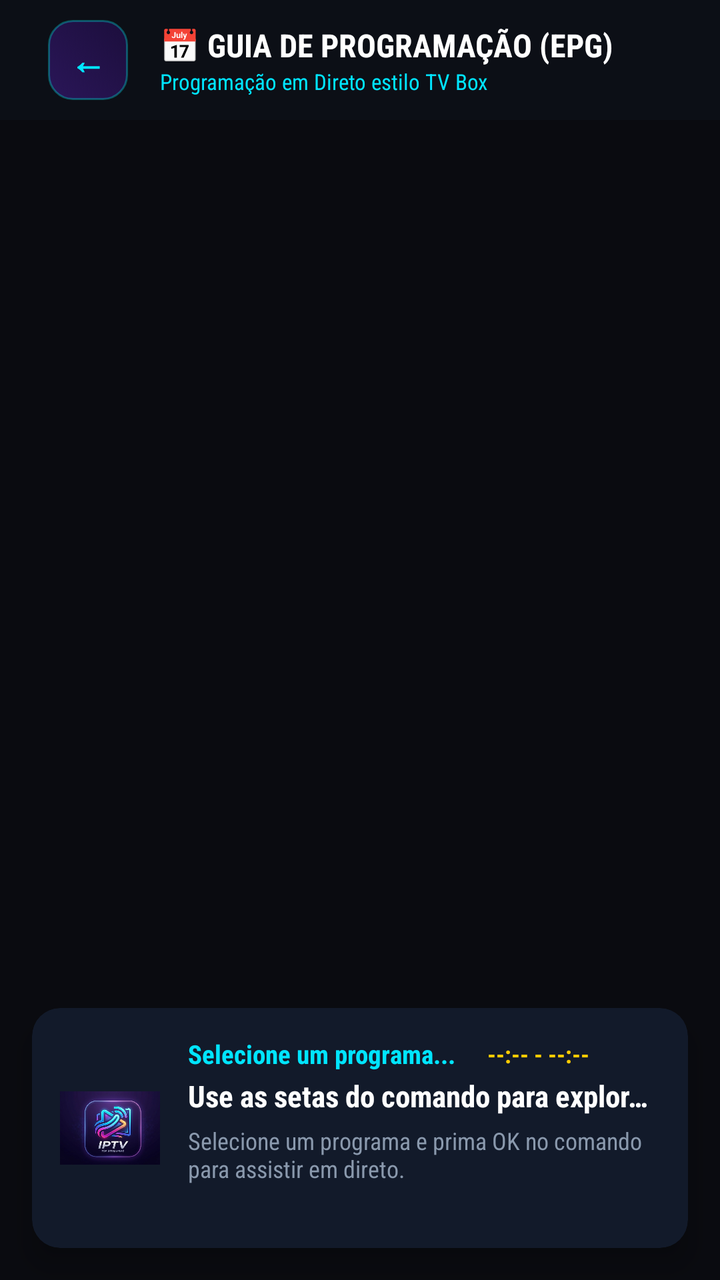
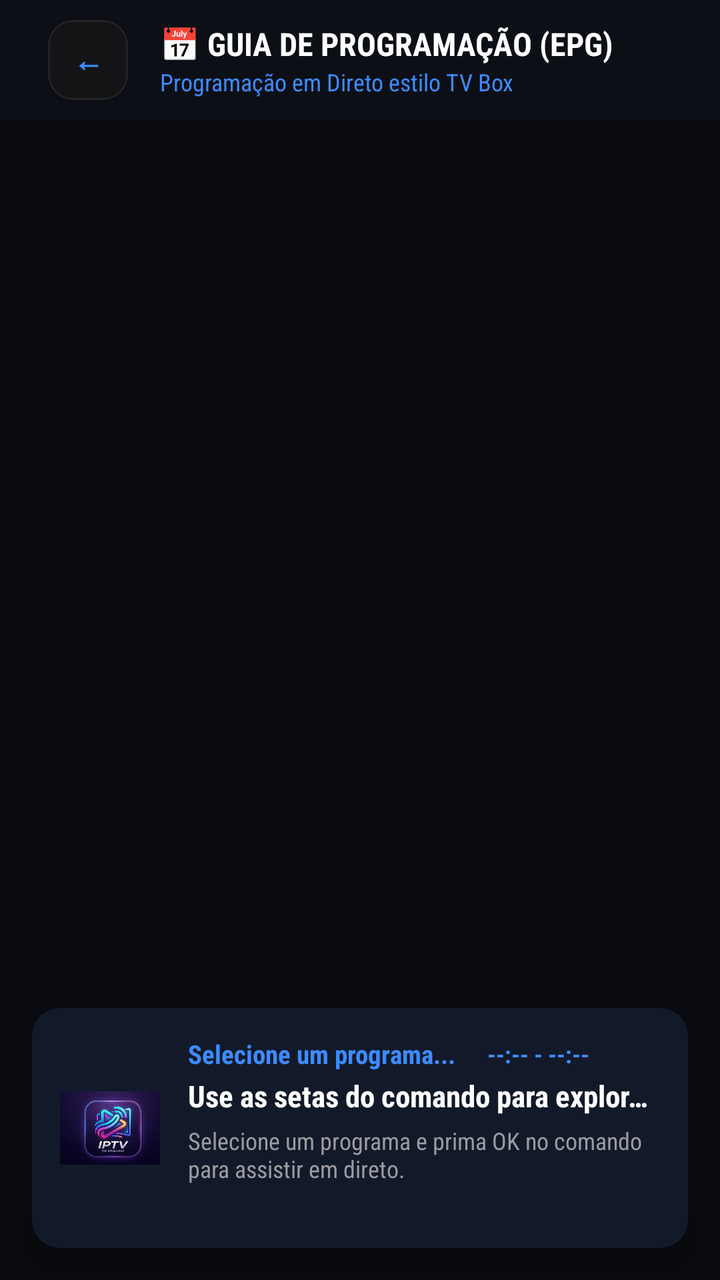

Screens rendered from an Android XML layout before and after an edit, with the pre-edit source and the edit as a unified diff.
<!-- AndroidManifest.xml: activity theme AppTheme -->
<!-- res/layout/activity_epg_grid.xml -->
<?xml version="1.0" encoding="utf-8"?>
<androidx.constraintlayout.widget.ConstraintLayout xmlns:android="http://schemas.android.com/apk/res/android"
    xmlns:app="http://schemas.android.com/apk/res-auto"
    xmlns:tools="http://schemas.android.com/tools"
    android:layout_width="match_parent"
    android:layout_height="match_parent"
    android:background="#0A0B10"
    tools:context=".EpgGridActivity">

    
    <RelativeLayout
        android:id="@+id/headerBar"
        android:layout_width="match_parent"
        android:layout_height="60dp"
        android:paddingHorizontal="24dp"
        android:background="#66101420"
        app:layout_constraintTop_toTopOf="parent"
        app:layout_constraintStart_toStartOf="parent"
        app:layout_constraintEnd_toEndOf="parent">

        <Button
            android:id="@+id/btnBack"
            android:layout_width="40dp"
            android:layout_height="40dp"
            android:layout_centerVertical="true"
            android:background="@drawable/bg_button_neon"
            android:text="←"
            android:textColor="#00E5FF"
            android:textSize="18sp"
            android:textStyle="bold" />

        <LinearLayout
            android:layout_width="wrap_content"
            android:layout_height="wrap_content"
            android:layout_toEndOf="@id/btnBack"
            android:layout_centerVertical="true"
            android:layout_marginStart="16dp"
            android:orientation="vertical">

            <TextView
                android:layout_width="wrap_content"
                android:layout_height="wrap_content"
                android:text="📅 GUIA DE PROGRAMAÇÃO (EPG)"
                android:textColor="@color/text_primary"
                android:textSize="16sp"
                android:textStyle="bold" />

            <TextView
                android:id="@+id/tvEpgSub"
                android:layout_width="wrap_content"
                android:layout_height="wrap_content"
                android:text="Programação em Direto estilo TV Box"
                android:textColor="#00E5FF"
                android:textSize="11sp" />
        </LinearLayout>

        <ProgressBar
            android:id="@+id/pbEpgLoading"
            android:layout_width="32dp"
            android:layout_height="32dp"
            android:layout_alignParentEnd="true"
            android:layout_centerVertical="true"
            android:indeterminateTint="#00E5FF"
            android:visibility="gone" />
    </RelativeLayout>

    
    <androidx.recyclerview.widget.RecyclerView
        android:id="@+id/rvEpgGrid"
        android:layout_width="match_parent"
        android:layout_height="0dp"
        android:padding="16dp"
        app:layout_constraintTop_toBottomOf="@id/headerBar"
        app:layout_constraintBottom_toTopOf="@id/cardProgramInfo"
        app:layout_constraintStart_toStartOf="parent"
        app:layout_constraintEnd_toEndOf="parent" />

    
    <androidx.cardview.widget.CardView
        android:id="@+id/cardProgramInfo"
        android:layout_width="match_parent"
        android:layout_height="120dp"
        android:layout_margin="16dp"
        app:cardCornerRadius="14dp"
        app:cardBackgroundColor="#121A2A"
        app:cardElevation="8dp"
        app:layout_constraintBottom_toBottomOf="parent"
        app:layout_constraintStart_toStartOf="parent"
        app:layout_constraintEnd_toEndOf="parent">

        <RelativeLayout
            android:layout_width="match_parent"
            android:layout_height="match_parent"
            android:padding="14dp">

            <ImageView
                android:id="@+id/ivInfoChannelIcon"
                android:layout_width="50dp"
                android:layout_height="50dp"
                android:layout_alignParentStart="true"
                android:layout_centerVertical="true"
                android:scaleType="fitCenter"
                android:src="@drawable/logo" />

            <LinearLayout
                android:layout_width="match_parent"
                android:layout_height="wrap_content"
                android:layout_toEndOf="@id/ivInfoChannelIcon"
                android:layout_marginStart="14dp"
                android:orientation="vertical">

                <LinearLayout
                    android:layout_width="match_parent"
                    android:layout_height="wrap_content"
                    android:orientation="horizontal"
                    android:gravity="center_vertical">

                    <TextView
                        android:id="@+id/tvInfoChannelName"
                        android:layout_width="wrap_content"
                        android:layout_height="wrap_content"
                        android:text="Selecione um programa..."
                        android:textColor="#00E5FF"
                        android:textSize="13sp"
                        android:textStyle="bold" />

                    <TextView
                        android:id="@+id/tvInfoTime"
                        android:layout_width="wrap_content"
                        android:layout_height="wrap_content"
                        android:layout_marginStart="16dp"
                        android:text="--:-- - --:--"
                        android:textColor="#FFCC00"
                        android:textSize="12sp"
                        android:textStyle="bold" />
                </LinearLayout>

                <TextView
                    android:id="@+id/tvInfoProgramTitle"
                    android:layout_width="match_parent"
                    android:layout_height="wrap_content"
                    android:layout_marginTop="2dp"
                    android:text="Use as setas do comando para explorar a programação"
                    android:textColor="@color/text_primary"
                    android:textSize="15sp"
                    android:textStyle="bold"
                    android:ellipsize="end"
                    android:maxLines="1" />

                <TextView
                    android:id="@+id/tvInfoProgramDesc"
                    android:layout_width="match_parent"
                    android:layout_height="wrap_content"
                    android:layout_marginTop="4dp"
                    android:text="Selecione um programa e prima OK no comando para assistir em direto."
                    android:textColor="#8A99AD"
                    android:textSize="12sp"
                    android:ellipsize="end"
                    android:maxLines="2" />
            </LinearLayout>
        </RelativeLayout>
    </androidx.cardview.widget.CardView>

</androidx.constraintlayout.widget.ConstraintLayout>
<!-- resources referenced by this layout -->
<resources>
  <color name="text_primary">#FFFFFF</color>
  <!-- drawable bg_button_neon (drawable) -->
  <?xml version="1.0" encoding="utf-8"?>
  <selector xmlns:android="http://schemas.android.com/apk/res/android">
      <item android:state_focused="true">
          <shape android:shape="rectangle">
              <solid android:color="#8000FFFF"/>
              <corners android:radius="12dp"/>
              <stroke android:width="4dp" android:color="#FFFFFF"/>
          </shape>
      </item>
      <item>
          <shape android:shape="rectangle">
              <gradient android:startColor="#2A1658" android:endColor="#1C0E3C" android:angle="45"/>
              <corners android:radius="12dp"/>
              <stroke android:width="1dp" android:color="#4D00FFFF"/>
          </shape>
      </item>
  </selector>
  <!-- drawable logo: png bitmap (drawable, 182814 bytes) -->
  <style name="AppTheme" parent="Theme.AppCompat.NoActionBar">
          <item name="android:fontFamily">sans-serif-condensed</item>
          <item name="android:windowAnimationStyle">@style/AppWindowTransition</item>
          <item name="android:windowBackground">@color/bg_primary</item>
          <item name="colorPrimary">@color/bg_elevated</item>
          <item name="colorPrimaryDark">@color/bg_primary</item>
          <item name="colorAccent">@color/accent</item>
          <item name="android:textColorPrimary">@color/text_primary</item>
          <item name="android:textColorSecondary">@color/text_secondary</item>
      </style>
  <style name="AppWindowTransition" parent="android:Animation.Activity">
          <item name="android:activityOpenEnterAnimation">@anim/fade_in</item>
          <item name="android:activityOpenExitAnimation">@anim/fade_out</item>
          <item name="android:activityCloseEnterAnimation">@anim/fade_in</item>
          <item name="android:activityCloseExitAnimation">@anim/fade_out</item>
      </style>
  <color name="bg_primary">#0B0B0D</color>
  <color name="bg_elevated">#1A1A1C</color>
  <color name="accent">#3D8BFF</color>
  <color name="text_secondary">#9B9BA1</color>
</resources>

<!-- the commit's change to res/layout/activity_epg_grid.xml (unified diff, before → after) -->
@@ -25,8 +25,8 @@
             android:layout_centerVertical="true"
             android:background="@drawable/bg_button_neon"
             android:text="←"
-            android:textColor="#00E5FF"
-            android:textSize="18sp"
+            android:textColor="@color/accent"
+            android:textSize="@dimen/text_body"
             android:textStyle="bold" />
 
         <LinearLayout
@@ -42,7 +42,7 @@
                 android:layout_height="wrap_content"
                 android:text="📅 GUIA DE PROGRAMAÇÃO (EPG)"
                 android:textColor="@color/text_primary"
-                android:textSize="16sp"
+                android:textSize="@dimen/text_item"
                 android:textStyle="bold" />
 
             <TextView
@@ -50,8 +50,8 @@
                 android:layout_width="wrap_content"
                 android:layout_height="wrap_content"
                 android:text="Programação em Direto estilo TV Box"
-                android:textColor="#00E5FF"
-                android:textSize="11sp" />
+                android:textColor="@color/accent"
+                android:textSize="@dimen/text_label" />
         </LinearLayout>
 
         <ProgressBar
@@ -60,7 +60,7 @@
             android:layout_height="32dp"
             android:layout_alignParentEnd="true"
             android:layout_centerVertical="true"
-            android:indeterminateTint="#00E5FF"
+            android:indeterminateTint="@color/accent"
             android:visibility="gone" />
     </RelativeLayout>
 
@@ -120,8 +120,8 @@
                         android:layout_width="wrap_content"
                         android:layout_height="wrap_content"
                         android:text="Selecione um programa..."
-                        android:textColor="#00E5FF"
-                        android:textSize="13sp"
+                        android:textColor="@color/accent"
+                        android:textSize="@dimen/text_meta"
                         android:textStyle="bold" />
 
                     <TextView
@@ -130,8 +130,8 @@
                         android:layout_height="wrap_content"
                         android:layout_marginStart="16dp"
                         android:text="--:-- - --:--"
-                        android:textColor="#FFCC00"
-                        android:textSize="12sp"
+                        android:textColor="@color/accent"
+                        android:textSize="@dimen/text_label"
                         android:textStyle="bold" />
                 </LinearLayout>
 
@@ -142,7 +142,7 @@
                     android:layout_marginTop="2dp"
                     android:text="Use as setas do comando para explorar a programação"
                     android:textColor="@color/text_primary"
-                    android:textSize="15sp"
+                    android:textSize="@dimen/text_body"
                     android:textStyle="bold"
                     android:ellipsize="end"
                     android:maxLines="1" />
@@ -153,8 +153,8 @@
                     android:layout_height="wrap_content"
                     android:layout_marginTop="4dp"
                     android:text="Selecione um programa e prima OK no comando para assistir em direto."
-                    android:textColor="#8A99AD"
-                    android:textSize="12sp"
+                    android:textColor="@color/text_secondary"
+                    android:textSize="@dimen/text_label"
                     android:ellipsize="end"
                     android:maxLines="2" />
             </LinearLayout>
<!-- resource entries referenced after the edit -->
@@ -6,16 +6,16 @@
   <selector xmlns:android="http://schemas.android.com/apk/res/android">
       <item android:state_focused="true">
           <shape android:shape="rectangle">
-              <solid android:color="#8000FFFF"/>
-              <corners android:radius="12dp"/>
-              <stroke android:width="4dp" android:color="#FFFFFF"/>
+              <solid android:color="@color/accent_wash"/>
+              <corners android:radius="@dimen/radius_card"/>
+              <stroke android:width="@dimen/focus_stroke" android:color="@color/accent"/>
           </shape>
       </item>
       <item>
           <shape android:shape="rectangle">
-              <gradient android:startColor="#2A1658" android:endColor="#1C0E3C" android:angle="45"/>
-              <corners android:radius="12dp"/>
-              <stroke android:width="1dp" android:color="#4D00FFFF"/>
+              <solid android:color="@color/bg_elevated"/>
+              <corners android:radius="@dimen/radius_card"/>
+              <stroke android:width="1dp" android:color="@color/surface_line"/>
           </shape>
       </item>
   </selector>
@@ -30,6 +30,9 @@
           <item name="android:textColorPrimary">@color/text_primary</item>
           <item name="android:textColorSecondary">@color/text_secondary</item>
       </style>
+  <color name="accent_wash">#1A3D8BFF</color>
+  <dimen name="radius_card">12dp</dimen>
+  <dimen name="focus_stroke">2dp</dimen>
   <style name="AppWindowTransition" parent="android:Animation.Activity">
           <item name="android:activityOpenEnterAnimation">@anim/fade_in</item>
           <item name="android:activityOpenExitAnimation">@anim/fade_out</item>
@@ -37,8 +40,13 @@
           <item name="android:activityCloseExitAnimation">@anim/fade_out</item>
       </style>
   <color name="bg_primary">#0B0B0D</color>
-  <color name="bg_elevated">#1A1A1C</color>
+  <color name="bg_elevated">#141417</color>
+  <color name="surface_line">#232327</color>
   <color name="accent">#3D8BFF</color>
   <color name="text_secondary">#9B9BA1</color>
+  <dimen name="text_body">15sp</dimen>
+  <dimen name="text_item">16sp</dimen>
+  <dimen name="text_label">12sp</dimen>
+  <dimen name="text_meta">13sp</dimen>
 </resources>
 
